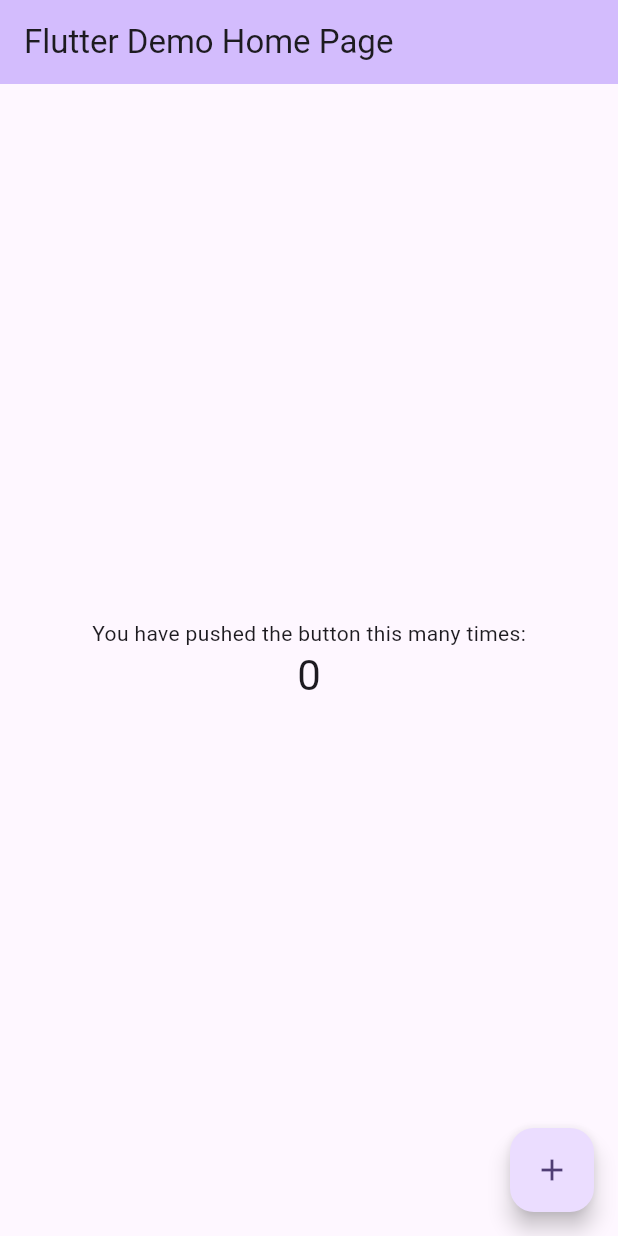
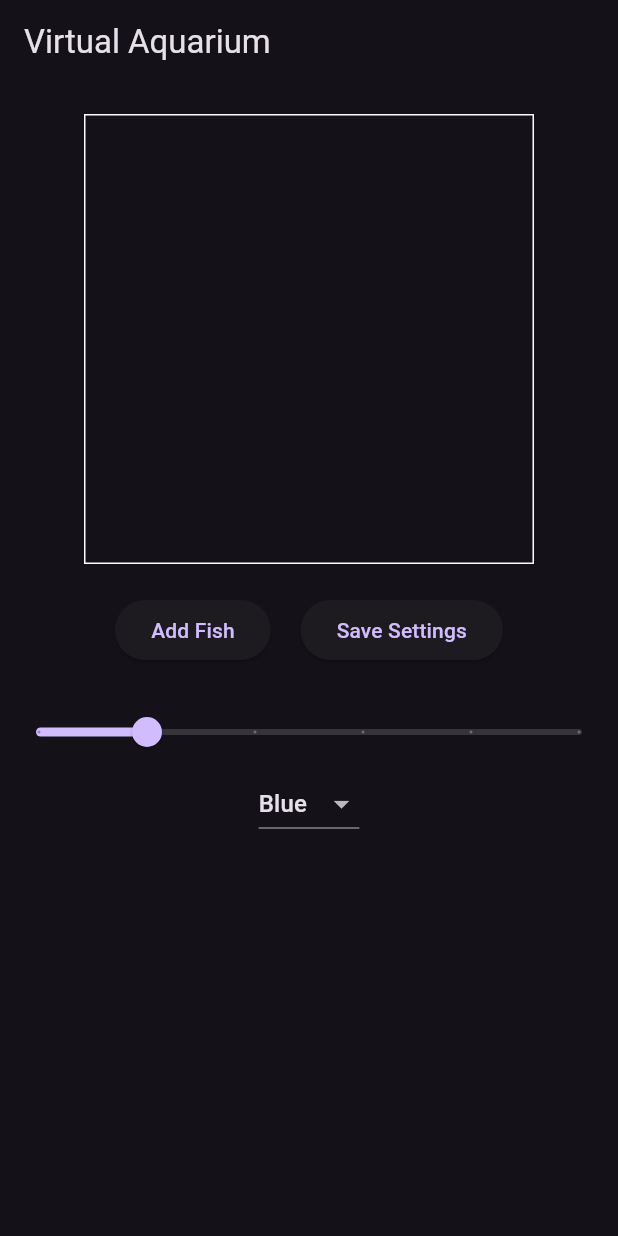
Before and after one commit to abhiramgelle1/AquariumFishTask-ClassWork05, a Flutter app: the screen it shows after launch, on a phone screen of 412 x 824 dp. Run offline on Flutter 3.47's test engine with Material 3 defaults, Android fonts, the phone set to English and light mode, and no system bars.

Commit message:
Added UI Elements (Aquarium Container, Buttons, and Sliders) and Fish Model

```diff
--- /dev/null
+++ b/lib/aquarium.dart
@@ -0,0 +1,88 @@
+import 'package:flutter/material.dart';
+import 'fish.dart';
+
+class AquariumScreen extends StatefulWidget {
+  @override
+  _AquariumScreenState createState() => _AquariumScreenState();
+}
+
+class _AquariumScreenState extends State<AquariumScreen> {
+  List<Fish> fishList = [];
+  Color selectedColor = Colors.blue;
+  double selectedSpeed = 1.0;
+
+  void _addFish() {
+    if (fishList.length < 10) {
+      setState(() {
+        fishList.add(Fish(color: selectedColor, speed: selectedSpeed));
+      });
+    }
+  }
+
+  @override
+  Widget build(BuildContext context) {
+    return Scaffold(
+      appBar: AppBar(
+        title: Text('Virtual Aquarium'),
+      ),
+      body: Column(
+        children: [
+          SizedBox(height: 20),
+          Container(
+            width: 300,
+            height: 300,
+            decoration: BoxDecoration(
+              border: Border.all(color: Colors.white),
+            ),
+            child: Stack(
+              children: fishList.map((fish) => fish.buildFish()).toList(),
+            ),
+          ),
+          SizedBox(height: 20),
+          Row(
+            mainAxisAlignment: MainAxisAlignment.center,
+            children: [
+              ElevatedButton(
+                onPressed: _addFish,
+                child: Text('Add Fish'),
+              ),
+              SizedBox(width: 20),
+              ElevatedButton(
+                onPressed: () {
+                  // Add functionality to save to local storage
+                },
+                child: Text('Save Settings'),
+              ),
+            ],
+          ),
+          SizedBox(height: 20),
+          Slider(
+            value: selectedSpeed,
+            onChanged: (newSpeed) {
+              setState(() {
+                selectedSpeed = newSpeed;
+              });
+            },
+            min: 0.5,
+            max: 3.0,
+            divisions: 5,
+            label: '$selectedSpeed',
+          ),
+          DropdownButton<Color>(
+            value: selectedColor,
+            items: [
+              DropdownMenuItem(value: Colors.blue, child: Text("Blue")),
+              DropdownMenuItem(value: Colors.red, child: Text("Red")),
+              DropdownMenuItem(value: Colors.green, child: Text("Green")),
+            ],
+            onChanged: (color) {
+              setState(() {
+                selectedColor = color!;
+              });
+            },
+          ),
+        ],
+      ),
+    );
+  }
+}
--- /dev/null
+++ b/lib/fish.dart
@@ -0,0 +1,36 @@
+import 'package:flutter/material.dart';
+import 'dart:math';
+
+class Fish {
+  final Color color;
+  final double speed;
+  Offset position;
+  Random random = Random();
+
+  Fish({required this.color, required this.speed})
+      : position = Offset(150, 150); // Initial position
+
+  Widget buildFish() {
+    return AnimatedPositioned(
+      duration: Duration(milliseconds: (1000 / speed).toInt()),
+      left: position.dx,
+      top: position.dy,
+      child: Container(
+        width: 20,
+        height: 20,
+        decoration: BoxDecoration(
+          color: color,
+          shape: BoxShape.circle,
+        ),
+      ),
+    );
+  }
+
+  void moveFish() {
+    // Add logic to move the fish randomly and bounce off the edges
+  }
+
+  void changeDirection() {
+    // Change direction of the fish
+  }
+}
--- a/lib/main.dart
+++ b/lib/main.dart
@@ -1,125 +1,17 @@
 import 'package:flutter/material.dart';
+import 'aquarium.dart';
 
 void main() {
-  runApp(const MyApp());
+  runApp(VirtualAquariumApp());
 }
 
-class MyApp extends StatelessWidget {
-  const MyApp({super.key});
-
-  // This widget is the root of your application.
+class VirtualAquariumApp extends StatelessWidget {
   @override
   Widget build(BuildContext context) {
     return MaterialApp(
-      title: 'Flutter Demo',
-      theme: ThemeData(
-        // This is the theme of your application.
-        //
-        // TRY THIS: Try running your application with "flutter run". You'll see
-        // the application has a purple toolbar. Then, without quitting the app,
-        // try changing the seedColor in the colorScheme below to Colors.green
-        // and then invoke "hot reload" (save your changes or press the "hot
-        // reload" button in a Flutter-supported IDE, or press "r" if you used
-        // the command line to start the app).
-        //
-        // Notice that the counter didn't reset back to zero; the application
-        // state is not lost during the reload. To reset the state, use hot
-        // restart instead.
-        //
-        // This works for code too, not just values: Most code changes can be
-        // tested with just a hot reload.
-        colorScheme: ColorScheme.fromSeed(seedColor: Colors.deepPurple),
-        useMaterial3: true,
-      ),
-      home: const MyHomePage(title: 'Flutter Demo Home Page'),
+      title: 'Virtual Aquarium',
+      theme: ThemeData.dark(), // Dark theme applied
+      home: AquariumScreen(),
     );
   }
 }
-
-class MyHomePage extends StatefulWidget {
-  const MyHomePage({super.key, required this.title});
-
-  // This widget is the home page of your application. It is stateful, meaning
-  // that it has a State object (defined below) that contains fields that affect
-  // how it looks.
-
-  // This class is the configuration for the state. It holds the values (in this
-  // case the title) provided by the parent (in this case the App widget) and
-  // used by the build method of the State. Fields in a Widget subclass are
-  // always marked "final".
-
-  final String title;
-
-  @override
-  State<MyHomePage> createState() => _MyHomePageState();
-}
-
-class _MyHomePageState extends State<MyHomePage> {
-  int _counter = 0;
-
-  void _incrementCounter() {
-    setState(() {
-      // This call to setState tells the Flutter framework that something has
-      // changed in this State, which causes it to rerun the build method below
-      // so that the display can reflect the updated values. If we changed
-      // _counter without calling setState(), then the build method would not be
-      // called again, and so nothing would appear to happen.
-      _counter++;
-    });
-  }
-
-  @override
-  Widget build(BuildContext context) {
-    // This method is rerun every time setState is called, for instance as done
-    // by the _incrementCounter method above.
-    //
-    // The Flutter framework has been optimized to make rerunning build methods
-    // fast, so that you can just rebuild anything that needs updating rather
-    // than having to individually change instances of widgets.
-    return Scaffold(
-      appBar: AppBar(
-        // TRY THIS: Try changing the color here to a specific color (to
-        // Colors.amber, perhaps?) and trigger a hot reload to see the AppBar
-        // change color while the other colors stay the same.
-        backgroundColor: Theme.of(context).colorScheme.inversePrimary,
-        // Here we take the value from the MyHomePage object that was created by
-        // the App.build method, and use it to set our appbar title.
-        title: Text(widget.title),
-      ),
-      body: Center(
-        // Center is a layout widget. It takes a single child and positions it
-        // in the middle of the parent.
-        child: Column(
-          // Column is also a layout widget. It takes a list of children and
-          // arranges them vertically. By default, it sizes itself to fit its
-          // children horizontally, and tries to be as tall as its parent.
-          //
-          // Column has various properties to control how it sizes itself and
-          // how it positions its children. Here we use mainAxisAlignment to
-          // center the children vertically; the main axis here is the vertical
-          // axis because Columns are vertical (the cross axis would be
-          // horizontal).
-          //
-          // TRY THIS: Invoke "debug painting" (choose the "Toggle Debug Paint"
-          // action in the IDE, or press "p" in the console), to see the
-          // wireframe for each widget.
-          mainAxisAlignment: MainAxisAlignment.center,
-          children: <Widget>[
-            const Text(
-              'You have pushed the button this many times:',
-            ),
-            Text(
-              '$_counter',
-              style: Theme.of(context).textTheme.headlineMedium,
-            ),
-          ],
-        ),
-      ),
-      floatingActionButton: FloatingActionButton(
-        onPressed: _incrementCounter,
-        tooltip: 'Increment',
-        child: const Icon(Icons.add),
-      ), // This trailing comma makes auto-formatting nicer for build methods.
-    );
-  }
-}
```
